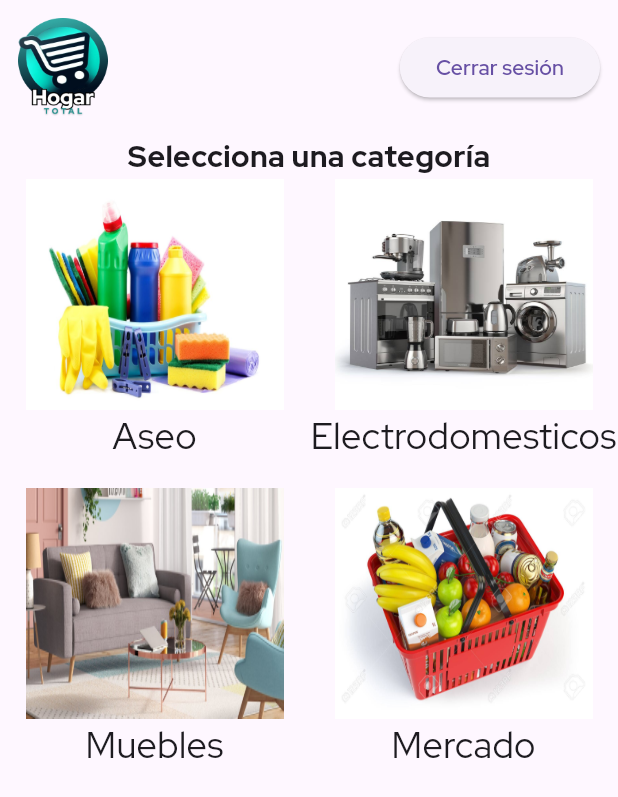
After one commit to DavidAlmonacid/tienda_online_flutter, a Flutter app: the SelectionCategoriesScreen screen opened directly, on a phone screen of 412 x 824 dp. The commit adds this screen. Shown: the top 797 px of the screen. Run offline on Flutter 3.47's test engine with Material 3 defaults, Android fonts, the phone set to English and light mode, and no system bars; missing offline and left inert: flutter_animated_button.

Commit message:
agregadas imagenes y pantalla de categoria hecha

```diff
--- a/lib/src/screens/login_screen.dart
+++ b/lib/src/screens/login_screen.dart
@@ -1,4 +1,5 @@
 import 'package:flutter/material.dart';
+import 'package:tienda_online_flutter/src/screens/selection_categories_screen.dart';
 import 'package:tienda_online_flutter/src/widgets/custom_form_screen.dart';
 // import 'package:firebase_auth/firebase_auth.dart';
 // https://firebase.google.com/docs/auth/flutter/password-auth
@@ -72,9 +73,13 @@ class _LoginScreenState extends State<LoginScreen> {
         ),
       ],
       onActionButtonPressed: () {
-        if (_formKey.currentState!.validate()) {
-          // Lógica de inicio de sesión
-        }
+        // if (_formKey.currentState!.validate()) {}
+        Navigator.push(
+          context,
+          MaterialPageRoute(
+            builder: (context) => SelectionCategoriesScreen(),
+          ),
+        );
       },
       actionButtonText: 'Ingresar',
     );
--- /dev/null
+++ b/lib/src/screens/selection_categories_screen.dart
@@ -0,0 +1,71 @@
+import 'package:flutter/material.dart';
+// import 'package:firebase_auth/firebase_auth.dart';
+
+class SelectionCategoriesScreen extends StatefulWidget {
+  const SelectionCategoriesScreen({super.key});
+
+  @override
+  _SelectionCategoriesScreenState createState() =>
+      _SelectionCategoriesScreenState();
+}
+
+class _SelectionCategoriesScreenState extends State<SelectionCategoriesScreen> {
+  // final FirebaseAuth _auth = FirebaseAuth.instance;
+
+  @override
+  Widget build(BuildContext context) {
+    return Scaffold(
+      body: SafeArea(
+        child: Column(
+          children: <Widget>[
+            Padding(
+              padding: const EdgeInsets.all(12.0),
+              child: Row(
+                mainAxisAlignment: MainAxisAlignment.spaceBetween,
+                children: <Widget>[
+                  Image.asset('assets/images/logo.png', width: 60, height: 66),
+                  ElevatedButton(
+                    onPressed: () {
+                      // _auth.signOut();
+                      Navigator.pushReplacementNamed(context, '/main');
+                    },
+                    child: const Text('Cerrar sesión'),
+                  ),
+                ],
+              ),
+            ),
+            const Text('Selecciona una categoría',
+                style: TextStyle(fontSize: 20, fontWeight: FontWeight.bold)),
+            Expanded(
+              child: GridView.count(
+                crossAxisCount: 2,
+                children: <Widget>[
+                  _buildCategoryItem(
+                      'Aseo', 'assets/images/aseo.jpg', '/main1'),
+                  _buildCategoryItem('Electrodomesticos',
+                      'assets/images/electrodomesticos.jpg', '/main6'),
+                  _buildCategoryItem(
+                      'Muebles', 'assets/images/muebles.png', '/main7'),
+                  _buildCategoryItem(
+                      'Mercado', 'assets/images/mercado.jpg', '/main8'),
+                ],
+              ),
+            ),
+          ],
+        ),
+      ),
+    );
+  }
+
+  Widget _buildCategoryItem(String title, String imagePath, String routeName) {
+    return GestureDetector(
+      onTap: () => Navigator.pushNamed(context, routeName),
+      child: Column(
+        children: <Widget>[
+          Image.asset(imagePath, width: 172, height: 154, fit: BoxFit.fill),
+          Text(title, style: const TextStyle(fontSize: 24)),
+        ],
+      ),
+    );
+  }
+}
--- a/pubspec.yaml
+++ b/pubspec.yaml
@@ -30,5 +30,9 @@ flutter:
   assets:
     - assets/images/logo.png
     - assets/images/bg.png
+    - assets/images/mercado.jpg
+    - assets/images/aseo.jpg
+    - assets/images/electrodomesticos.jpg
+    - assets/images/muebles.png
 
   uses-material-design: true
```
Also changed, not shown: assets/images/aseo.jpg (added), assets/images/electrodomesticos.jpg (added), assets/images/mercado.jpg (added), assets/images/muebles.png (added).
